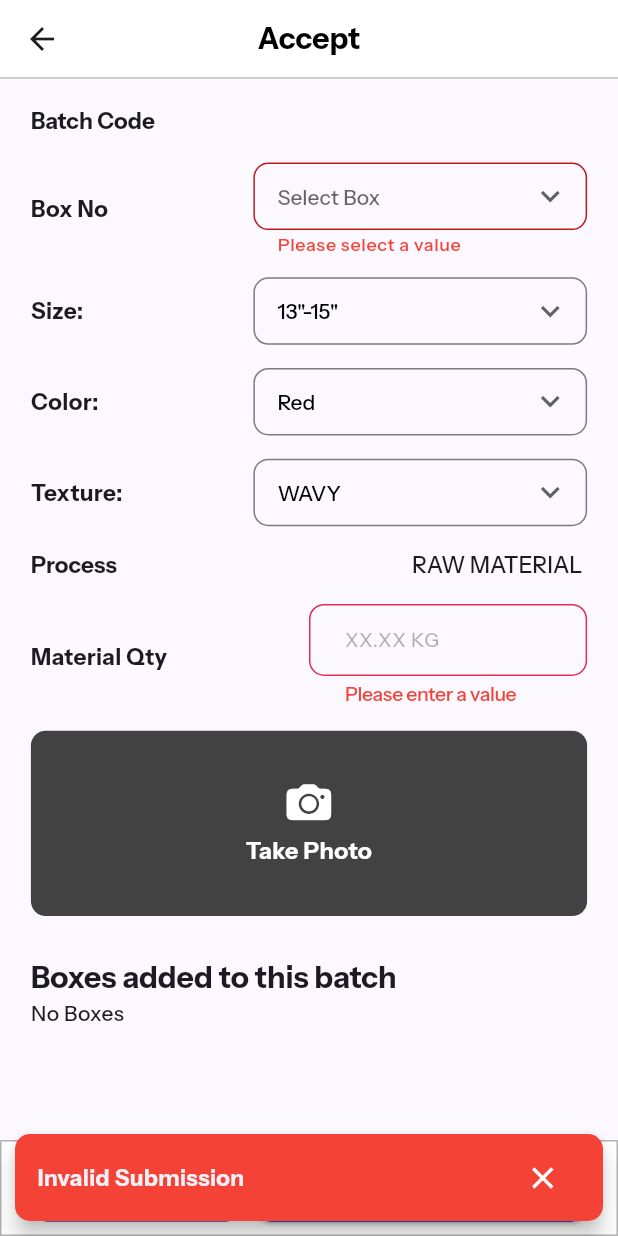
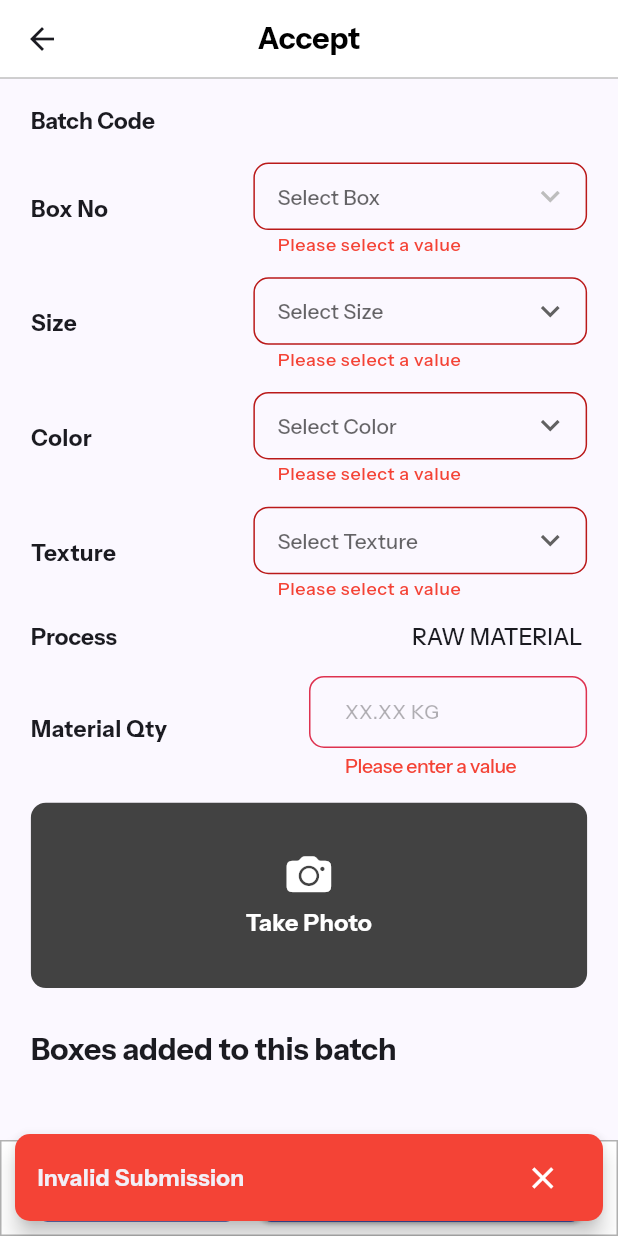
Before and after one commit to ananthuvs2000/dthexports, a Flutter app: the AcceptPage screen opened directly with empty values, after a tap on "Add More", on a phone screen of 412 x 824 dp. Run offline on Flutter 3.47's test engine with Material 2 defaults, Android fonts, the phone set to English and light mode, and no system bars; our stand-ins replace flutter_screenutil, get, image_picker; network calls fail; project files that could hold a hidden picture were left out.

Commit message:
Dropdown selected value clear issue

```diff
--- /dev/null
+++ b/lib/_models/accepted_box_of_batch.dart
@@ -0,0 +1,14 @@
+class AcceptedBox {
+  final String boxRef;
+  final String colorRef;
+  final String sizeRef;
+  final String textureRef;
+  final String materialQty;
+  AcceptedBox({
+    required this.boxRef,
+    required this.colorRef,
+    required this.sizeRef,
+    required this.textureRef,
+    required this.materialQty,
+  });
+}
--- a/lib/_providers/dropdown_providers/accept_page_form_provider.dart
+++ b/lib/_providers/dropdown_providers/accept_page_form_provider.dart
@@ -23,11 +23,12 @@ class AcceptPageDropDownProvider with ChangeNotifier {
   }
 
   set updateTexture(String value) {
-    _color = value;
+    _texture = value;
     notifyListeners();
   }
 
-  void clearDropdowns() {
+  void clearAll() {
+    _box = '';
     _size = '';
     _color = '';
     _texture = '';
--- a/lib/_providers/item_accept_temp_provider.dart
+++ b/lib/_providers/item_accept_temp_provider.dart
@@ -1,16 +1,26 @@
 import 'dart:async';
+import 'package:dth/_models/accepted_box_of_batch.dart';
 import 'package:dth/_services/item_accept_temp_service.dart';
 import 'package:flutter/material.dart';
 
 class ItemAcceptTempProvider with ChangeNotifier {
-  late List<int> _boxesRemaining = [];
+  late List<dynamic> _boxesRemaining = [];
+  late List<AcceptedBox> _acceptedBoxesOfBatch = [];
 
-  Future<List<int>> getItemChecks(String batchCode) async {
+  Future<List<dynamic>> getRemainingBoxes(String batchCode) async {
     final dataProvider = ItemAcceptTempService();
     _boxesRemaining = await dataProvider.getRemainingBoxNums(batchCode);
     notifyListeners();
     return _boxesRemaining;
   }
 
-  List<int> get boxesRemaining => _boxesRemaining;
+  Future<List<AcceptedBox>> getAcceptedBoxes(String batchCode) async {
+    final dataProvider = ItemAcceptTempService();
+    _acceptedBoxesOfBatch = await dataProvider.getAcceptedBoxes(batchCode);
+    notifyListeners();
+    return _acceptedBoxesOfBatch;
+  }
+
+  List<dynamic> get boxesRemaining => _boxesRemaining;
+  List<AcceptedBox> get acceptedBoxes => _acceptedBoxesOfBatch;
 }
--- a/lib/_services/item_accept_temp_service.dart
+++ b/lib/_services/item_accept_temp_service.dart
@@ -1,19 +1,28 @@
+import 'dart:convert';
 import 'package:dth/_api_endpoints/api_endpoints.dart';
+import 'package:dth/_models/accepted_box_of_batch.dart';
 import 'package:flutter/material.dart';
 import 'package:http/http.dart' as http;
 
 class ItemAcceptTempService extends ChangeNotifier {
   //! API ENDPOINTS
   final String _uriAdd = '$apiHOME/item_accept_tmp_add';
-  final String _uriGetRemainingBoxNums = '$apiHOME/item_accept_tmp';
+  final String _uriGetAcceptedBoxesOfBatch = '$apiHOME/item_accept_tmp';
+  final String _uriGetRemainingBoxNums = '$apiHOME/get_batchcode_available_boxes';
 
-  Future<List<int>> getRemainingBoxNums(String batchCode) async {
-    final result = http.post(
+  Future<List<dynamic>> getRemainingBoxNums(String batchCode) async {
+    final response = await http.post(
       Uri.parse(_uriGetRemainingBoxNums),
       body: {'batch_code': batchCode},
     );
 
-    return [];
+    if (response.statusCode == 200) {
+      final List<dynamic> result = jsonDecode(response.body);
+      final list = result.map((e) => e).toList();
+      return list;
+    } else {
+      throw Exception('Failed to get temp box info');
+    }
   }
 
   Future<bool> postTempData({
@@ -21,35 +30,54 @@ class ItemAcceptTempService extends ChangeNotifier {
     required String boxRef,
     required String colorRef,
     required String sizeRef,
+    required String textureRef,
     required String materialQty,
     required String imagePath,
   }) async {
-    var request = http.MultipartRequest('POST', Uri.parse(_uriAdd));
+    final response = await http.post(Uri.parse(_uriAdd), body: {
+      // Add text fields
+      'batch_code': batchCode,
+      'box_ref': boxRef,
+      'size_ref': sizeRef,
+      'color_ref': colorRef,
+      'texture_ref': textureRef,
+      'material_qty': materialQty,
+      'image_path': imagePath,
+      'process': 'raw_material',
+    });
 
-    // Add text fields
-    request.fields['batch_code'] = batchCode;
-    request.fields['box_ref'] = boxRef;
-    request.fields['color_ref'] = colorRef;
-    request.fields['size_ref'] = sizeRef;
-    request.fields['material_qty'] = materialQty;
-    request.fields['image_path'] = imagePath;
-    request.fields['process'] = 'raw_material';
+    if (response.statusCode == 200) {
+      // Successful response
+      return true;
+    }
 
-    try {
-      var response = await request.send();
+    return false;
+  }
 
-      if (response.statusCode == 200) {
-        // Successful response
-        return true;
-      } else {
-        // Handle other status codes
-        print('Failed to post ${response.statusCode}');
-        return false;
-      }
-    } catch (error) {
-      // Handle errors during the request
-      print('Error during POST request: $error');
-      return false;
+  // Getting all temp added box info of that batch
+  Future<List<AcceptedBox>> getAcceptedBoxes(String batchCode) async {
+    final response = await http.post(
+      Uri.parse(_uriGetAcceptedBoxesOfBatch),
+      body: {'batch_code': batchCode},
+    );
+
+    if (response.statusCode == 200) {
+      final List<dynamic> result = jsonDecode(response.body);
+      final list = result
+          .map(
+            (item) => AcceptedBox(
+              boxRef: item['box_ref'],
+              colorRef: item['color_ref'],
+              sizeRef: item['size_ref'],
+              textureRef: item['texture_ref'],
+              materialQty: item['material_qty'],
+            ),
+          )
+          .toList();
+
+      return list;
+    } else {
+      throw Exception('Failed to get temp box info');
     }
   }
 }
--- a/lib/main.dart
+++ b/lib/main.dart
@@ -2,6 +2,7 @@
 import 'package:dth/_providers/dropdown_providers/accept_page_form_provider.dart';
 import 'package:dth/_providers/employee_provider.dart';
 import 'package:dth/_providers/image_provider.dart';
+import 'package:dth/_providers/item_accept_temp_provider.dart';
 import 'package:dth/_providers/itemcheck_provider.dart';
 import 'package:dth/_providers/team_provider.dart';
 import 'package:dth/_providers/vendor_provider.dart';
@@ -34,11 +35,12 @@ class MyApp extends StatelessWidget {
   Widget build(BuildContext context) {
     return MultiProvider(
       providers: [
+        ChangeNotifierProvider(create: (context) => CameraProvider()),
         ChangeNotifierProvider(create: (context) => VendorProvider()),
         ChangeNotifierProvider(create: (context) => TeamProvider()),
         ChangeNotifierProvider(create: (context) => EmployeeProvider()),
         ChangeNotifierProvider(create: (context) => ItemCheckProvider()),
-        ChangeNotifierProvider(create: (context) => CameraProvider()),
+        ChangeNotifierProvider(create: (context) => ItemAcceptTempProvider()),
         // ChangeNotifierProvider(create: (context) => DateTimeProvider()),
 
         //^ DropDownProviders
--- a/lib/screens/standard/incoming/accept_page.dart
+++ b/lib/screens/standard/incoming/accept_page.dart
@@ -2,6 +2,7 @@ import 'package:dth/_common_widgets/bottom_actions_area.dart';
 import 'package:dth/_common_widgets/image_preview_container.dart';
 import 'package:dth/_providers/dropdown_providers/accept_page_form_provider.dart';
 import 'package:dth/_providers/image_provider.dart';
+import 'package:dth/_providers/item_accept_temp_provider.dart';
 import 'package:dth/_services/image_upload_service.dart';
 import 'package:dth/_services/item_accept_temp_service.dart';
 import 'package:dth/_utilites/scaffold_snackbars.dart';
@@ -34,12 +35,13 @@ class AcceptPage extends StatefulWidget {
 class _AcceptPageState extends State<AcceptPage> {
   late CameraProvider _imageProvider;
   late AcceptPageDropDownProvider _dropDownProvider;
+  late ItemAcceptTempProvider _itemAcceptTemp;
   @override
   void initState() {
     // TODO: implement initState
     super.initState();
     _imageProvider = Provider.of<CameraProvider>(context, listen: false);
-    _dropDownProvider = Provider.of<AcceptPageDropDownProvider>(context, listen: false);
+    _itemAcceptTemp = Provider.of<ItemAcceptTempProvider>(context, listen: false);
   }
 
   @override
@@ -48,17 +50,19 @@ class _AcceptPageState extends State<AcceptPage> {
     super.dispose();
     Future.delayed(Duration.zero, () {
       _imageProvider.clearImage();
-      _dropDownProvider.clearDropdowns();
+      _dropDownProvider.clearAll();
     });
   }
 
 // Controllers and form key
   final TextEditingController _quantityController = TextEditingController();
   final _acceptFormKey = GlobalKey<FormState>();
+  final GlobalKey<FormFieldState<String>> _dropdownKey = GlobalKey();
 
   @override
   Widget build(BuildContext context) {
-    final List<int> numsOneTo99 = List.generate(99, (index) => index + 1);
+    _itemAcceptTemp.getRemainingBoxes(widget.batchCode);
+    _dropDownProvider = Provider.of<AcceptPageDropDownProvider>(context, listen: true);
 
     return Scaffold(
       resizeToAvoidBottomInset: true,
@@ -86,7 +90,9 @@ class _AcceptPageState extends State<AcceptPage> {
                       hSpace(15),
 
                       // Consumer to get remaining box nums from temp api
-                      DropdownMenuField(
+                      Consumer<ItemAcceptTempProvider>(
+                        builder: (context, state, _) => DropdownMenuField(
+                          key: _dropdownKey,
                           validator: (value) {
                             if (value == null) {
                               return 'Please select a value';
@@ -96,16 +102,17 @@ class _AcceptPageState extends State<AcceptPage> {
                           },
                           fieldLabel: 'Box No',
                           dropDownLabel: 'Select Box ',
-                        dropdownEntries: numsOneTo99
-                            .map((number) => DropdownMenuItem(
-                                  value: '$number',
-                                  child: Text(number.toString()),
+                          dropdownEntries: state.boxesRemaining
+                              .map((boxNum) => DropdownMenuItem(
+                                    value: '$boxNum',
+                                    child: Text('$boxNum'),
                                   ))
                               .toList(),
                           onSelected: (selectedVal) {
                             dropdownState.updateBoxNumber = selectedVal;
                             print(dropdownState.box);
                           },
+                        ),
                       ),
                       hSpace(15),
                       DropdownMenuField(
@@ -116,15 +123,15 @@ class _AcceptPageState extends State<AcceptPage> {
                             return null;
                           }
                         },
-                        fieldLabel: 'Size:',
+                        fieldLabel: 'Size',
                         dropDownLabel: 'Select Size',
-                        defaultValue: '1',
                         dropdownEntries: const [
-                          DropdownMenuItem(value: '1', child: Text('13"-15"')),
-                          DropdownMenuItem(value: '2', child: Text('15"-19"')),
-                          DropdownMenuItem(value: '3', child: Text('19"-23"')),
+                          DropdownMenuItem(value: '13-15', child: Text('13"-15"')),
+                          DropdownMenuItem(value: '16-19', child: Text('16"-19"')),
+                          DropdownMenuItem(value: '20-23', child: Text('20"-23"')),
                         ],
                         onSelected: (selectedVal) {
+                          dropdownState.updateSize = selectedVal;
                           print(selectedVal.toString());
                         },
                       ),
@@ -137,14 +144,14 @@ class _AcceptPageState extends State<AcceptPage> {
                             return null;
                           }
                         },
-                        fieldLabel: 'Color:',
+                        fieldLabel: 'Color',
                         dropDownLabel: 'Select Color',
-                        defaultValue: '1',
                         dropdownEntries: const [
-                          DropdownMenuItem(value: '1', child: Text('Red')),
-                          DropdownMenuItem(value: '2', child: Text('Black')),
+                          DropdownMenuItem(value: 'red', child: Text('RED')),
+                          DropdownMenuItem(value: 'black', child: Text('BLACK')),
                         ],
                         onSelected: (selectedVal) {
+                          dropdownState.updateColor = selectedVal;
                           print(selectedVal.toString());
                         },
                       ),
@@ -157,15 +164,15 @@ class _AcceptPageState extends State<AcceptPage> {
                             return null;
                           }
                         },
-                        fieldLabel: 'Texture:',
+                        fieldLabel: 'Texture',
                         dropDownLabel: 'Select Texture',
-                        defaultValue: '1',
                         dropdownEntries: const [
-                          DropdownMenuItem(value: '1', child: Text('WAVY')),
-                          DropdownMenuItem(value: '2', child: Text('SUPER STRAIGHT')),
+                          DropdownMenuItem(value: 'wavy', child: Text('WAVY')),
+                          DropdownMenuItem(value: 'super_straight', child: Text('SUPER STRAIGHT')),
                         ],
-                        onSelected: (value) {
-                          print(value.toString());
+                        onSelected: (selectedVal) {
+                          dropdownState.updateTexture = selectedVal;
+                          print(selectedVal.toString());
                         },
                       ),
                       hSpace(15),
@@ -210,19 +217,20 @@ class _AcceptPageState extends State<AcceptPage> {
                         style: TextStyles.mainHeadingStyle,
                       ),
                       //! Builder for added boxes of this batch
-                      ListView.builder(
-                        itemCount: 1,
+                      Consumer<ItemAcceptTempProvider>(
+                        builder: (context, state, _) => ListView.builder(
+                          itemCount: state.acceptedBoxes.length,
                           shrinkWrap: true,
                           itemBuilder: (context, index) {
-                          if (false) {
-                          } else {
-                            return const Text('No Boxes');
-                          }
+                            return Text(state.acceptedBoxes[index].boxRef);
                           },
                         ),
+                      ),
+                      hSpace(200),
                     ],
                   ),
                 ),
+                hSpace(15),
                 // Bottom Actions Area For Add / Submit
                 BottomActionsArea(
                   children: [
@@ -231,16 +239,15 @@ class _AcceptPageState extends State<AcceptPage> {
                       onPressed: () async {
                         if (_acceptFormKey.currentState!.validate()) {
                           if (_imageProvider.image != null) {
-                            //Showing success message
-                            // Get.snackbar('Added Succesfully', 'message');
                             final imageUploadRes =
                                 await ImageUploadService().uploadImage(_imageProvider.image!.path);
                             if (imageUploadRes.imagePath != '') {
                               await ItemAcceptTempService().postTempData(
                                 batchCode: widget.batchCode,
-                                boxRef: "2",
-                                colorRef: "2",
-                                sizeRef: "2",
+                                boxRef: _dropDownProvider.box,
+                                colorRef: _dropDownProvider.color,
+                                textureRef: _dropDownProvider.texture,
+                                sizeRef: _dropDownProvider.size,
                                 materialQty: _quantityController.text,
                                 imagePath: imageUploadRes.imagePath,
                               );
```
Lines whose indentation alone changed are shown as unchanged.
